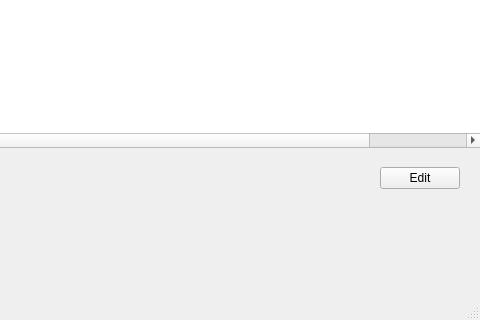
Above: manage_voter.ui from tapish13031997/OVV before the change; both pictures show x 320 to 800 and y 280 to 600 of the 800 by 600 pixel window. Below: the same form after it.
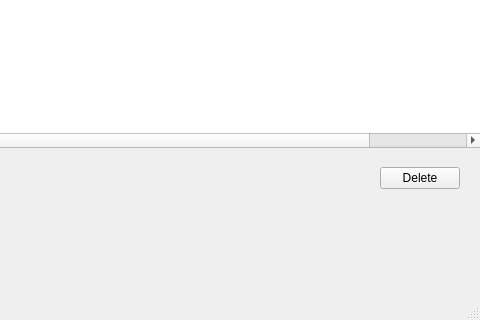
That is the form after the change.

Diff of the .ui file:
```diff
--- a/manage_voter.ui
+++ b/manage_voter.ui
@@ -80,7 +80,7 @@
      </rect>
     </property>
     <property name="text">
-     <string>Edit</string>
+     <string>Delete</string>
     </property>
    </widget>
    <widget class="QCommandLinkButton" name="commandLinkButton">
```
